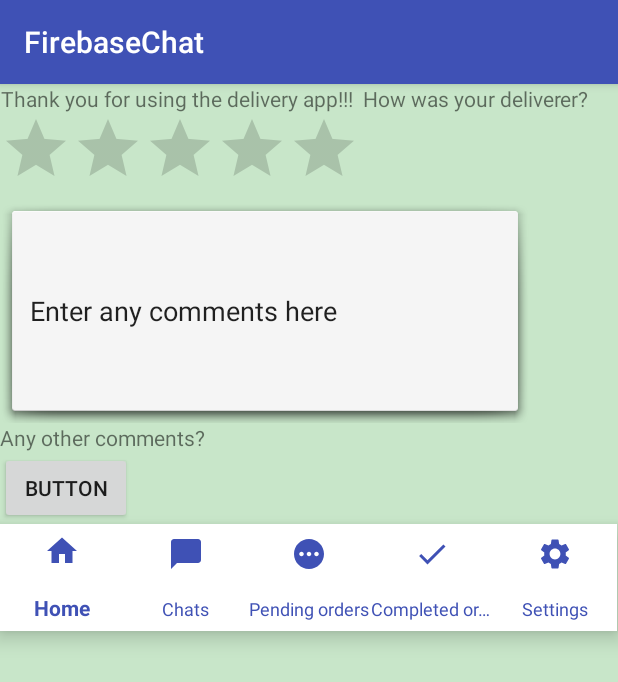
After one commit to poojasnag/Sandbox, an Android app: the fragment UserRatingFragment shown on its own in the app's theme, on a phone screen of 412 x 824 dp. The commit adds this screen. Shown: the top 682 px of the screen. Run offline under Robolectric (Android 15) with nearby library versions, the phone set to English and light mode, and no system bars; our stand-ins replace Firebase (no records; nobody signed in at launch, a user with empty details on screens opened directly).

Commit message:
user rating failed mvp

```diff
--- a/app/build.gradle
+++ b/app/build.gradle
@@ -42,6 +42,7 @@ dependencies {
     implementation 'com.google.android.gms:play-services-maps:17.0.0'
     implementation 'com.google.firebase:firebase-firestore:22.1.1'
     implementation 'org.jetbrains:annotations:15.0'
+    implementation 'androidx.legacy:legacy-support-v4:1.0.0'
     testImplementation 'junit:junit:4.+'
     androidTestImplementation 'androidx.test.ext:junit:1.1.2'
     androidTestImplementation 'androidx.test.espresso:espresso-core:3.3.0'
--- a/app/src/main/AndroidManifest.xml
+++ b/app/src/main/AndroidManifest.xml
@@ -74,7 +74,8 @@
         <activity android:name=".ui.activities.ClosedOrderActivity" />
         <activity android:name=".ui.activities.PlaceOrderActivity" />
         <activity android:name=".ui.activities.ChooseDelivererActivity" />
-        <activity android:name=".ui.activities.UserRatingActivity" />
+        <activity android:name=".ui.activities.UserRatingActivity"
+            android:theme = "@style/AppTheme.NoActionBar"/>
         <activity android:name=".ui.activities.OrderStatusActivity" />
         <activity android:name=".ui.activities.PendingOrdersActivity" />
         <activity android:name=".ui.activities.CreateDeliveryActivity" />
--- a/app/src/main/java/com/sandbox/chat/adapters/DelivererProfileAdapter.java
+++ b/app/src/main/java/com/sandbox/chat/adapters/DelivererProfileAdapter.java
@@ -14,6 +14,7 @@ import androidx.recyclerview.widget.RecyclerView;
 
 import com.sandbox.chat.R;
 import com.sandbox.chat.ui.activities.PlaceOrderActivity;
+import com.sandbox.chat.ui.activities.UserRatingActivity;
 
 import java.util.LinkedList;
 
@@ -89,6 +90,8 @@ public class DelivererProfileAdapter extends RecyclerView.Adapter<RecyclerView.V
                     Intent intent = new Intent(((DelivererProfileHolder) holder).context, PlaceOrderActivity.class);
                     //TODO: insert data about deliverer
                     ((DelivererProfileHolder) holder).context.startActivity(intent);
+//                    Intent intent = new Intent(((DelivererProfileHolder) holder).context, UserRatingActivity.class);
+//                    ((DelivererProfileHolder) holder).context.startActivity(intent);
                 }
 
             });
--- a/app/src/main/java/com/sandbox/chat/core/logout/LogoutContract.java
+++ b/app/src/main/java/com/sandbox/chat/core/logout/LogoutContract.java
@@ -4,7 +4,7 @@ package com.sandbox.chat.core.logout;
  *
  * @author chua zi heng
  */
-public interface LogoutContract {
+public interface    LogoutContract {
     interface View {
         void onLogoutSuccess(String message);
 
--- /dev/null
+++ b/app/src/main/java/com/sandbox/chat/core/userrating/UserRatingContract.java
@@ -0,0 +1,21 @@
+package com.sandbox.chat.core.userrating;
+
+import android.app.Activity;
+
+public interface UserRatingContract {
+    interface View {
+        // success and fail function
+    }
+
+    interface Presenter {
+        void submitRating(Activity activity, int rating, String comment);
+    }
+
+    interface Interactor{
+        void performFirebaseSubmitRating(Activity activity, int rating, String comment);
+    }
+
+    interface OnSubmitRatingListener {
+        // functions
+    }
+}
--- /dev/null
+++ b/app/src/main/java/com/sandbox/chat/core/userrating/UserRatingInteractor.java
@@ -0,0 +1,25 @@
+package com.sandbox.chat.core.userrating;
+
+import android.app.Activity;
+
+import androidx.annotation.NonNull;
+
+import com.google.android.gms.tasks.Task;
+import com.google.firebase.auth.AuthResult;
+import com.google.firebase.auth.FirebaseAuth;
+
+public class UserRatingInteractor implements UserRatingContract.Interactor{
+    private static final String TAG = UserRatingInteractor.class.getSimpleName();
+    private UserRatingContract.OnSubmitRatingListener mOnSubmitRatingListener;
+
+    public UserRatingInteractor(UserRatingContract.OnSubmitRatingListener onSubmitRatingListener) {
+        this.mOnSubmitRatingListener = onSubmitRatingListener;
+    }
+
+    @Override
+    public void performFirebaseSubmitRating(Activity activity, int rating, String comment) {
+//        FirebaseAuth.getInstance();
+//        @Override
+//        public void onComplete(){}
+    }
+}
--- /dev/null
+++ b/app/src/main/java/com/sandbox/chat/core/userrating/UserRatingPresenter.java
@@ -0,0 +1,23 @@
+package com.sandbox.chat.core.userrating;
+
+import android.app.Activity;
+import android.content.Context;
+import android.widget.Toast;
+
+import com.sandbox.chat.ui.fragments.UserRatingFragment;
+
+public class UserRatingPresenter implements UserRatingContract.Presenter, UserRatingContract.OnSubmitRatingListener{
+    private UserRatingContract.View mUserRatingView;
+    private UserRatingInteractor mUserRatingInteractor;
+
+    public UserRatingPresenter(UserRatingContract.View userRatingView) {
+        this.mUserRatingView = userRatingView;
+        mUserRatingInteractor = new UserRatingInteractor(this);
+    }
+
+    @Override
+    public void submitRating(Activity activity, int rating, String comment){
+        System.out.println("UserRatingPresenter-submitRating");
+        //mUserRatingInteractor.performFirebaseSubmitRating(activity, rating, comment);
+    }
+}
--- a/app/src/main/java/com/sandbox/chat/mgr/PlaceOrderMgr.java
+++ b/app/src/main/java/com/sandbox/chat/mgr/PlaceOrderMgr.java
@@ -8,6 +8,7 @@ import androidx.annotation.NonNull;
 
 import com.sandbox.chat.ui.activities.PendingOrdersActivity;
 import com.sandbox.chat.ui.activities.PlaceOrderActivity;
+import com.sandbox.chat.ui.activities.UserRatingActivity;
 
 
 /**
@@ -32,7 +33,8 @@ public class PlaceOrderMgr {
     public void submitOrder(@NonNull View view) {
         //TODO: record new order
         Intent intent = new Intent(placeOrderActivity.getPrevIntent());
-        intent.setComponent(new ComponentName(view.getContext(), PendingOrdersActivity.class));
+//        intent.setComponent(new ComponentName(view.getContext(), PendingOrdersActivity.class));
+        intent.setComponent(new ComponentName(view.getContext(), UserRatingActivity.class));
         placeOrderActivity.startActivity(intent);
     }
 }
--- a/app/src/main/java/com/sandbox/chat/ui/activities/PlaceOrderActivity.java
+++ b/app/src/main/java/com/sandbox/chat/ui/activities/PlaceOrderActivity.java
@@ -31,7 +31,8 @@ public class PlaceOrderActivity extends AppCompatActivity {
         submitButton.setOnClickListener(new View.OnClickListener() {
             @Override
             public void onClick(View view) {
-                Intent intent = new Intent(view.getContext(), EaterySelectionMapActivity.class);
+//                Intent intent = new Intent(view.getContext(), EaterySelectionMapActivity.class);
+                Intent intent = new Intent(view.getContext(), UserRatingActivity.class);
                 startActivity(intent);
             }
         });
--- /dev/null
+++ b/app/src/main/java/com/sandbox/chat/ui/fragments/UserRatingFragment.java
@@ -0,0 +1,125 @@
+package com.sandbox.chat.ui.fragments;
+
+import android.app.ProgressDialog;
+import android.content.ComponentName;
+import android.content.Intent;
+import android.os.Bundle;
+
+import androidx.annotation.Nullable;
+import androidx.fragment.app.Fragment;
+
+import android.view.LayoutInflater;
+import android.view.View;
+import android.view.ViewGroup;
+import android.widget.Button;
+import android.widget.EditText;
+import android.widget.RatingBar;
+
+import com.sandbox.chat.R;
+import com.sandbox.chat.core.userrating.UserRatingContract;
+import com.sandbox.chat.core.userrating.UserRatingPresenter;
+//import com.sandbox.chat.mgr.UserRatingMgr;
+import com.sandbox.chat.ui.activities.EaterySelectionMapActivity;
+
+/**
+ * A simple {@link Fragment} subclass.
+ * Use the {@link UserRatingFragment#newInstance} factory method to
+ * create an instance of this fragment.
+ */
+public class UserRatingFragment extends Fragment implements View.OnClickListener, UserRatingContract.View{
+    private static final String TAG = UserRatingFragment.class.getSimpleName();
+    private UserRatingPresenter mUserRatingPresenter;
+
+    private RatingBar mRatingBar;
+    private EditText mETxtComments;
+    private Button mBtnSubmit;
+
+    private ProgressDialog mProgressDialog;
+
+//    UserRatingMgr userRatingController;
+
+
+    public UserRatingFragment() {
+        // Required empty public constructor
+    }
+
+    public static UserRatingFragment newInstance() {
+        Bundle args = new Bundle();
+        UserRatingFragment fragment = new UserRatingFragment();
+        fragment.setArguments(args);
+        return fragment;
+    }
+
+//    @Override
+//    public void onCreate(Bundle savedInstanceState) {
+//        super.onCreate(savedInstanceState);
+//        if (getArguments() != null) {
+//            mParam1 = getArguments().getString(ARG_PARAM1);
+//            mParam2 = getArguments().getString(ARG_PARAM2);
+//        }
+//    }
+
+    @Nullable
+    @Override
+    public View onCreateView(LayoutInflater inflater, @Nullable ViewGroup container,
+                             @Nullable Bundle savedInstanceState) {
+        // Inflate the layout for this fragment
+        View fragmentView = inflater.inflate(R.layout.fragment_user_rating, container, false);
+        bindViews(fragmentView);
+        return fragmentView;
+    }
+
+    private void bindViews(View view) {
+        mRatingBar = (RatingBar) view.findViewById(R.id.user_rating_bar);
+        mETxtComments = (EditText) view.findViewById(R.id.user_rating_comment_box);
+        mBtnSubmit = (Button) view.findViewById(R.id.user_rating_submit);
+    }
+
+    @Override
+    public void onActivityCreated(@Nullable Bundle savedInstanceState){
+        super.onActivityCreated(savedInstanceState);
+        init();
+    }
+
+    private void init(){
+        mUserRatingPresenter = new UserRatingPresenter(this);
+        mProgressDialog = new ProgressDialog(getActivity());
+        mProgressDialog.setTitle(getString(R.string.loading));
+        mProgressDialog.setMessage(getString(R.string.please_wait));
+        mProgressDialog.setIndeterminate(true);
+        mBtnSubmit.setOnClickListener(this);
+    }
+
+    @Override
+    public void onClick(View view){
+        int viewId = view.getId();
+        switch(viewId){
+            case R.id.user_rating_submit:
+                onSubmitRating(view);
+                break;
+        }
+    }
+
+    private void onSubmitRating(View view){
+//        userRatingController = new UserRatingMgr(this);
+        int rating = 5;
+        String comments = mETxtComments.getText().toString();
+        mUserRatingPresenter.submitRating(getActivity(), rating, comments);
+        mProgressDialog.show();
+        Intent intent = new Intent(view.getContext(), EaterySelectionMapActivity.class);
+        startActivity(intent);
+    }
+
+
+
+
+//        userRatingController = new UserRatingMgr(this);
+//        Button sendRating = findViewById(R.id.user_rating_submit);
+//        sendRating.setOnClickListener(new View.OnClickListener() {
+//            @Override
+//            public void onClick(View view) {
+//                Intent intent = new Intent(view.getContext(), EaterySelectionMapActivity.class);
+//                startActivity(intent);
+//            }
+//        });
+}
--- /dev/null
+++ b/app/src/main/res/layout/fragment_user_rating.xml
@@ -0,0 +1,90 @@
+<?xml version="1.0" encoding="utf-8"?>
+<LinearLayout xmlns:android="http://schemas.android.com/apk/res/android"
+    xmlns:tools="http://schemas.android.com/tools"
+    android:layout_width="match_parent"
+    android:layout_height="match_parent"
+    android:orientation="vertical"
+    xmlns:app="http://schemas.android.com/apk/res-auto"
+    tools:context=".ui.fragments.UserRatingFragment">
+
+    <TextView
+        android:id="@+id/user_rating_title"
+        android:layout_width="wrap_content"
+        android:layout_height="wrap_content"
+        android:text="@string/rating_header"
+        android:textAlignment="center"
+        app:layout_constraintBottom_toBottomOf="@+id/user_rating_bottomNavigationView"
+        app:layout_constraintEnd_toEndOf="parent"
+        app:layout_constraintStart_toStartOf="parent"
+        app:layout_constraintTop_toTopOf="parent"
+        app:layout_constraintVertical_bias="0.12" />
+
+    <RatingBar
+        android:id="@+id/user_rating_bar"
+        android:layout_width="wrap_content"
+        android:layout_height="wrap_content"
+        android:clickable="true"
+        app:layout_constraintBottom_toBottomOf="parent"
+        app:layout_constraintEnd_toEndOf="parent"
+        app:layout_constraintHorizontal_bias="0.497"
+        app:layout_constraintStart_toStartOf="parent"
+        app:layout_constraintTop_toTopOf="parent"
+        app:layout_constraintVertical_bias="0.265" />
+
+    <EditText
+        android:id="@+id/user_rating_comment_box"
+        android:layout_width="353dp"
+        android:layout_height="149dp"
+        android:background="@android:drawable/dialog_holo_light_frame"
+        android:ems="10"
+        android:inputType="textPersonName"
+        android:padding="20dp"
+        android:text="@string/review_request_body"
+        app:layout_constraintBottom_toBottomOf="parent"
+        app:layout_constraintEnd_toEndOf="parent"
+        app:layout_constraintHorizontal_bias="0.0"
+        app:layout_constraintStart_toStartOf="parent"
+        app:layout_constraintTop_toTopOf="parent"
+        app:layout_constraintVertical_bias="0.542" />
+
+    <TextView
+        android:id="@+id/user_rating_comment_title"
+        android:layout_width="wrap_content"
+        android:layout_height="wrap_content"
+        android:text="@string/review_request_header"
+        app:layout_constraintBottom_toBottomOf="parent"
+        app:layout_constraintEnd_toEndOf="parent"
+        app:layout_constraintHorizontal_bias="0.158"
+        app:layout_constraintStart_toStartOf="parent"
+        app:layout_constraintTop_toTopOf="parent"
+        app:layout_constraintVertical_bias="0.369" />
+
+    <Button
+        android:id="@+id/user_rating_submit"
+        android:layout_width="wrap_content"
+        android:layout_height="wrap_content"
+        android:text="Button"
+        app:layout_constraintBottom_toBottomOf="parent"
+        app:layout_constraintEnd_toEndOf="parent"
+        app:layout_constraintHorizontal_bias="0.785"
+        app:layout_constraintStart_toStartOf="parent"
+        app:layout_constraintTop_toTopOf="parent"
+        app:layout_constraintVertical_bias="0.801" />
+
+    <com.google.android.material.bottomnavigation.BottomNavigationView
+        android:id="@+id/user_rating_bottomNavigationView"
+        style="@style/bottom_navigation_view"
+        android:layout_width="411dp"
+        android:layout_height="71dp"
+        app:backgroundTint="@color/colorTitle"
+        app:itemTextColor="@color/colorPrimary"
+        app:labelVisibilityMode="labeled"
+        app:layout_constraintBottom_toBottomOf="parent"
+        app:layout_constraintEnd_toEndOf="parent"
+        app:layout_constraintHorizontal_bias="0.0"
+        app:layout_constraintStart_toStartOf="parent"
+        app:layout_constraintTop_toTopOf="parent"
+        app:layout_constraintVertical_bias="1.0"
+        app:menu="@menu/bottom_navigation" />
+
+</LinearLayout>
--- a/app/src/main/res/values/strings.xml
+++ b/app/src/main/res/values/strings.xml
@@ -88,4 +88,6 @@
         <item>Hall 10</item>
     </string-array>
     <string name="submit">Submit</string>
+    <!-- TODO: Remove or change this placeholder text -->
+    <string name="hello_blank_fragment">Hello blank fragment</string>
 </resources>
```
Also changed, not shown: app/src/main/java/com/sandbox/chat/mgr/UserRatingMgr.java (+34 -33 lines), app/src/main/java/com/sandbox/chat/ui/activities/UserRatingActivity.java (+46 -14 lines), app/src/main/res/layout/activity_user_rating.xml (+7 -76 lines).
